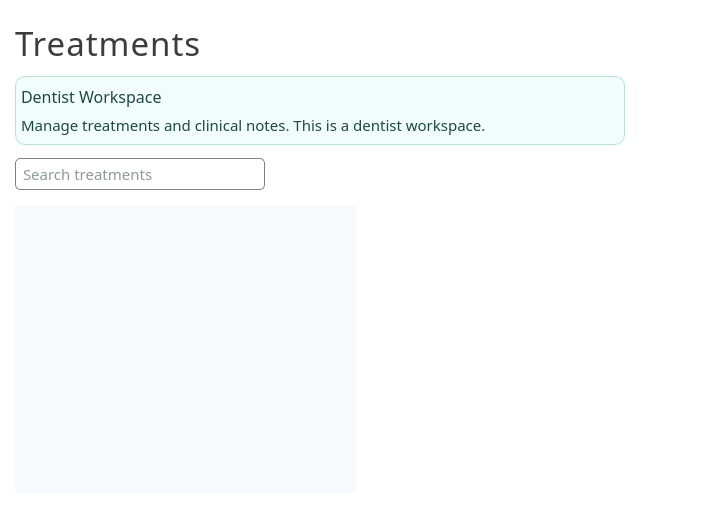
This is ui/PageTreatments.ui in karlito20/AdoraFlowProject as Qt 5 draws it before an edit. The edited form follows.
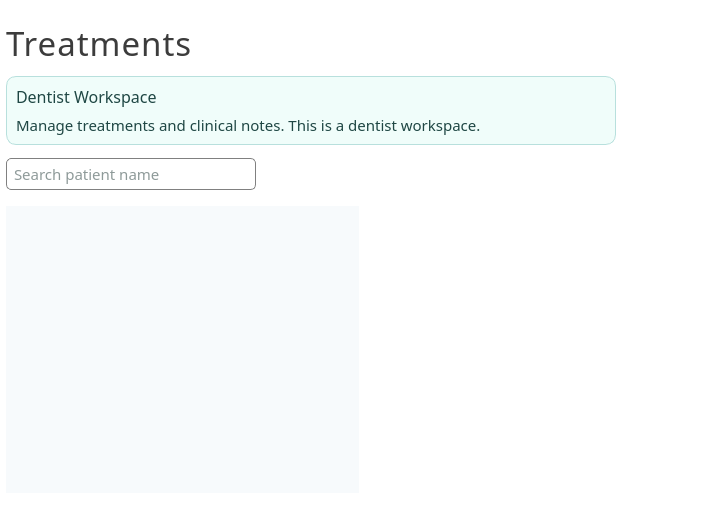
This is the edited form.

The edit to the form file:
```diff
--- a/ui/PageTreatments.ui
+++ b/ui/PageTreatments.ui
@@ -499,11 +499,20 @@
   </property>
   <layout class="QVBoxLayout" name="verticalLayout">
    <property name="leftMargin">
-    <number>6</number>
+    <number>5</number>
+   </property>
+   <property name="rightMargin">
+    <number>0</number>
    </property>
    <item>
     <widget class="QWidget" name="header_container" native="true">
      <layout class="QVBoxLayout" name="verticalLayout_2">
+      <property name="leftMargin">
+       <number>1</number>
+      </property>
+      <property name="rightMargin">
+       <number>1</number>
+      </property>
       <property name="bottomMargin">
        <number>2</number>
       </property>
@@ -536,9 +545,15 @@
       </size>
      </property>
      <layout class="QVBoxLayout" name="verticalLayout_4">
+      <property name="leftMargin">
+       <number>1</number>
+      </property>
       <property name="topMargin">
        <number>2</number>
       </property>
+      <property name="rightMargin">
+       <number>1</number>
+      </property>
       <property name="bottomMargin">
        <number>6</number>
       </property>
@@ -565,7 +580,7 @@
         </property>
         <layout class="QVBoxLayout" name="verticalLayout_3">
          <property name="leftMargin">
-          <number>6</number>
+          <number>10</number>
          </property>
          <item>
           <widget class="QLabel" name="label">
@@ -610,6 +625,9 @@
    <item>
     <widget class="QWidget" name="widget" native="true">
      <layout class="QHBoxLayout" name="horizontalLayout_2">
+      <property name="leftMargin">
+       <number>1</number>
+      </property>
       <property name="topMargin">
        <number>0</number>
       </property>
@@ -644,7 +662,7 @@
 border: 1px solid gray;</string>
         </property>
         <property name="placeholderText">
-         <string>Search treatments</string>
+         <string>Search patient name</string>
         </property>
        </widget>
       </item>
@@ -679,6 +697,12 @@
       </size>
      </property>
      <layout class="QHBoxLayout" name="horizontalLayout">
+      <property name="leftMargin">
+       <number>1</number>
+      </property>
+      <property name="rightMargin">
+       <number>1</number>
+      </property>
       <item>
        <widget class="QScrollArea" name="scrollArea">
         <property name="minimumSize">
@@ -706,7 +730,7 @@
           <rect>
            <x>0</x>
            <y>0</y>
-           <width>339</width>
+           <width>348</width>
            <height>326</height>
           </rect>
          </property>
```
